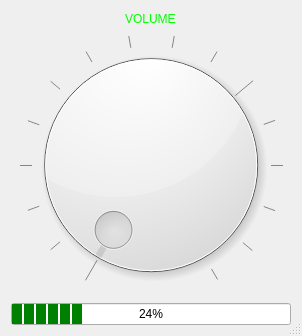
This is iDom_Client/volumedialog.ui in cyniu88/QT_kurs as Qt 5 draws it before an edit. The edited form follows.
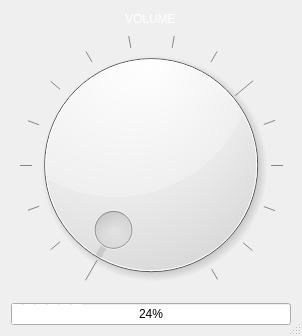
This is the edited form. Icons and pictures are not drawn.

```diff
--- a/iDom_Client/volumedialog.ui
+++ b/iDom_Client/volumedialog.ui
@@ -34,7 +34,7 @@
      <property name="styleSheet">
       <string notr="true">background-color: rgba(0, 0, 0, 0);
 border: none ;
-color: rgb(0, 255, 0);</string>
+color: rgb(255, 255, 255);</string>
      </property>
      <property name="text">
       <string>VOLUME</string>
@@ -85,7 +85,7 @@
     <widget class="QProgressBar" name="progressBar">
      <property name="styleSheet">
       <string notr="true">QProgressBar::chunk {
-    background-color: green;
+    background-color: white;
     width: 10px;
     margin: 0.5px;
 }</string>
```
